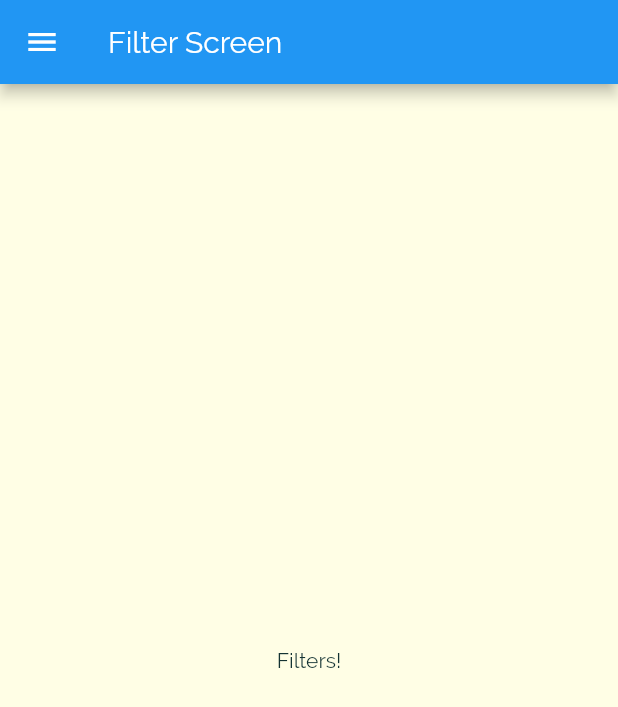
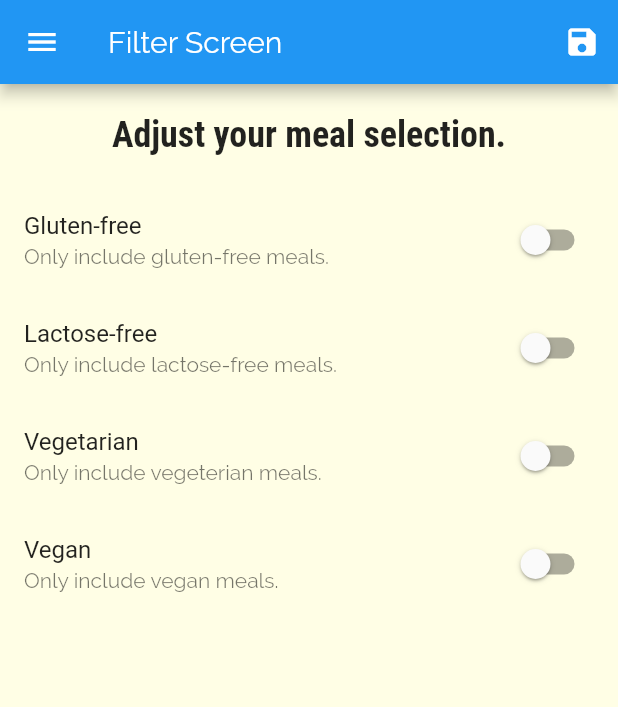
Before and after one commit to Umrzoq-developer/restaran_app, a Flutter app: the FilterScreen screen opened by its route, on a phone screen of 412 x 824 dp. Shown: the top 707 px of the screen. Run offline on Flutter 3.47's test engine with Material 2 defaults, Android fonts, the phone set to English and light mode, and no system bars.

Commit message:
fixed app

```diff
--- a/lib/main.dart
+++ b/lib/main.dart
@@ -4,12 +4,49 @@ import './screens/category_meals_screen.dart';
 import './screens/meal_detail_screen.dart';
 import './screens/tabs_screen.dart';
 import './screens/filter_screen.dart';
+import './dummy_data.dart';
+import './models/meal.dart';
 
 void main() {
   runApp(MyApp());
 }
 
-class MyApp extends StatelessWidget {
+class MyApp extends StatefulWidget {
+  @override
+  _MyAppState createState() => _MyAppState();
+}
+
+class _MyAppState extends State<MyApp> {
+  Map<String, bool> _filters = {
+    'gluten': false,
+    'lactose': false,
+    'vegan': false,
+    'vegetarian': false,
+  };
+
+  List<Meal> _availableMeals = DUMMY_MEALS;
+
+  void _setFilters(Map<String, bool> filterData) {
+    setState(() {
+      _filters = filterData;
+
+      _availableMeals = DUMMY_MEALS.where((meal) {
+        if (_filters['gluten'] && !meal.isGlutenFree) {
+          return false;
+        }
+        if (_filters['lactose'] && !meal.isLactoseFree) {
+          return false;
+        }
+        if (_filters['vegan'] && !meal.isVegan) {
+          return false;
+        }
+        if (_filters['vegetarian'] && !meal.isVegetarian) {
+          return false;
+        }
+      }).toList();
+    });
+  }
+
   // This widget is the root of your application.
   @override
   Widget build(BuildContext context) {
@@ -39,9 +76,10 @@ class MyApp extends StatelessWidget {
       initialRoute: '/',
       routes: {
         '/': (ctx) => TabsScreen(),
-        CategoryMealsScreen.routeName: (ctx) => CategoryMealsScreen(),
+        CategoryMealsScreen.routeName: (ctx) =>
+            CategoryMealsScreen(_availableMeals),
         MealDetailScreen.routeName: (ctx) => MealDetailScreen(),
-        FilterScreen.routeName: (ctx) => FilterScreen(),
+        FilterScreen.routeName: (ctx) => FilterScreen(_filters, _setFilters),
       },
       onGenerateRoute: (settings) {
         print(settings.arguments);
--- a/lib/screens/category_meals_screen.dart
+++ b/lib/screens/category_meals_screen.dart
@@ -1,11 +1,14 @@
 import 'package:flutter/material.dart';
 
-import '../dummy_data.dart';
 import '../widgets/meal_item.dart';
 import '../models/meal.dart';
 
 class CategoryMealsScreen extends StatefulWidget {
   static const routeName = "/category-meals";
+
+  final List<Meal> availableMeals;
+
+  CategoryMealsScreen(this.availableMeals);
 
   @override
   _CategoryMealsScreenState createState() => _CategoryMealsScreenState();
@@ -29,7 +32,7 @@ class _CategoryMealsScreenState extends State<CategoryMealsScreen> {
 
       categoryTitle = routeArgs['title'];
       final categoryId = routeArgs['id'];
-      displayedMeals = DUMMY_MEALS.where((meal) {
+      displayedMeals = widget.availableMeals.where((meal) {
         return meal.categories.contains(categoryId);
       }).toList();
       _loadInitData = true;
--- a/lib/screens/filter_screen.dart
+++ b/lib/screens/filter_screen.dart
@@ -1,20 +1,137 @@
 import 'package:flutter/material.dart';
 import '../widgets/main_drawer.dart';
 
-class FilterScreen extends StatelessWidget {
+class FilterScreen extends StatefulWidget {
   static const routeName = '/filters';
+
+  final Function saveFilters;
+  final Map<String, bool> currentFilters;
+
+  FilterScreen(this.currentFilters, this.saveFilters);
+
+  @override
+  _FilterScreenState createState() => _FilterScreenState();
+}
+
+class _FilterScreenState extends State<FilterScreen> {
+  bool _glutenFree = false;
+  bool _vegetarian = false;
+  bool _vegan = false;
+  bool _lactoseFree = false;
+
+  @override
+  initState() {
+    _glutenFree = widget.currentFilters['gluten'];
+    _lactoseFree = widget.currentFilters['lactose'];
+    _vegan = widget.currentFilters['vegan'];
+    _vegetarian = widget.currentFilters['vegetarian'];
+    super.initState();
+  }
+
+  Widget _buildSwitchListTile(
+    String title,
+    String description,
+    bool currentValue,
+    Function updateValue,
+  ) {
+    return SwitchListTile(
+      value: currentValue,
+      onChanged: updateValue,
+      title: Text(
+        title,
+      ),
+      subtitle: Text(
+        description,
+      ),
+    );
+  }
 
   @override
   Widget build(BuildContext context) {
     return Scaffold(
       appBar: AppBar(
         title: Text('Filter Screen'),
+        actions: [
+          IconButton(
+            icon: Icon(Icons.save),
+            onPressed: () {
+              final selectedFilters = {
+                'gluten': _glutenFree,
+                'lactose': _lactoseFree,
+                'vegan': _vegan,
+                'vegetarian': _vegetarian,
+              };
+
+              widget.saveFilters(selectedFilters);
+            },
+          )
+        ],
       ),
       drawer: MainDrawer(),
-      body: Center(
-        child: Text(
-          "Filters!",
-        ),
+      body: Column(
+        children: [
+          Container(
+            padding: EdgeInsets.all(20),
+            child: Text(
+              'Adjust your meal selection.',
+              style: Theme.of(context).textTheme.title,
+            ),
+          ),
+          Expanded(
+            child: ListView(
+              children: <Widget>[
+                _buildSwitchListTile(
+                  'Gluten-free',
+                  'Only include gluten-free meals.',
+                  _glutenFree,
+                  (newValue) {
+                    setState(
+                      () {
+                        _glutenFree = newValue;
+                      },
+                    );
+                  },
+                ),
+                _buildSwitchListTile(
+                  'Lactose-free',
+                  'Only include lactose-free meals.',
+                  _lactoseFree,
+                  (newValue) {
+                    setState(
+                      () {
+                        _lactoseFree = newValue;
+                      },
+                    );
+                  },
+                ),
+                _buildSwitchListTile(
+                  'Vegetarian',
+                  'Only include vegeterian meals.',
+                  _vegetarian,
+                  (newValue) {
+                    setState(
+                      () {
+                        _vegetarian = newValue;
+                      },
+                    );
+                  },
+                ),
+                _buildSwitchListTile(
+                  'Vegan',
+                  'Only include vegan meals.',
+                  _vegan,
+                  (newValue) {
+                    setState(
+                      () {
+                        _vegan = newValue;
+                      },
+                    );
+                  },
+                ),
+              ],
+            ),
+          ),
+        ],
       ),
     );
   }
```
